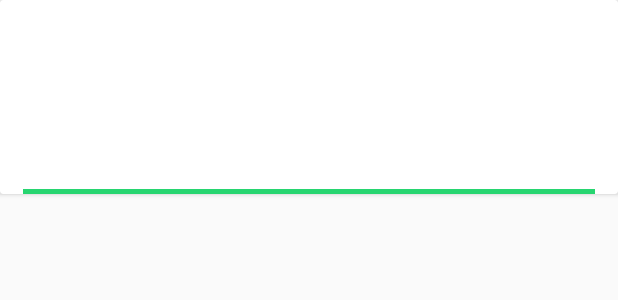
After one commit to AIR-FOI-HR/AIR1923, an Android app: the layout list_item_upiti_profil_korisnika.xml on its own in the app's theme, with its tools: preview values and no code run, on a phone screen of 412 x 824 dp. The commit adds this screen. Shown: the top 300 px of the screen. Run offline under Robolectric (Android 15) with nearby library versions, the phone set to English and light mode, and no system bars.

Commit message:
Na korisničkom računu korisnika implementiran je popis svih upita koje je korisnik postavio s nazivom, datumom i opisom posla.

```diff
--- a/mGradnja/app/src/main/java/com/mgradnja/EditProfilKorisnikActivity.java
+++ b/mGradnja/app/src/main/java/com/mgradnja/EditProfilKorisnikActivity.java
@@ -93,9 +93,10 @@ public class EditProfilKorisnikActivity extends AppCompatActivity {
                 txtTelefonEditKorisnik.setText(rs.getString("Telefon"));
                 txtLozinkaEditKorisnik.setText(rs.getString("Lozinka"));
                 txtPlozinkaEditKorisnik.setText(rs.getString("Lozinka"));
-                imgProfilnaEditKorisnik.setImageResource(rs.getByte("Slika"));
+                //imgProfilnaEditKorisnik.setImageResource(rs.getByte("Slika"));
 
             }
+
         }
         catch (SQLException e){
             e.printStackTrace();
@@ -125,6 +126,7 @@ public class EditProfilKorisnikActivity extends AppCompatActivity {
                     }
                     else {
                         Statement st = con.createStatement();
+
 
                         String queriEditKorisnik = "UPDATE Korisnik SET Ime = ('"+ ime +"'), Prezime  = ('"+ prezime +"'), Telefon = ('"+ telefon +"'), Mail = ('"+ mail +"'), Lozinka = ('"+ lozinka +"'), Slika = CAST(('"+ slika +"') as varBinary(Max)) WHERE ID_korisnika=('" + ID + "')";
 
@@ -191,4 +193,6 @@ public class EditProfilKorisnikActivity extends AppCompatActivity {
         }
         super.onActivityResult(requestCode, resultCode, data);
     }
+
+
 }
--- a/mGradnja/app/src/main/java/com/mgradnja/ProfilKorisnikActivity.java
+++ b/mGradnja/app/src/main/java/com/mgradnja/ProfilKorisnikActivity.java
@@ -39,6 +39,7 @@ public class ProfilKorisnikActivity extends AppCompatActivity {
         viewPagerAdapterProfilKorisnika.addFragment(new FragmentOpisProfilKorisnika(), "OPIS");
         viewPagerAdapterProfilKorisnika.addFragment(new FragmentRecenzijeProfilKorisnika(), "RECENZIJA");
         viewPagerAdapterProfilKorisnika.addFragment(new FragmentUpitiKorisnika(), "UPITI");
+
         viewPager.setAdapter(viewPagerAdapterProfilKorisnika);
 
     }
--- a/mGradnja/app/src/main/res/layout/fragment_fragment_opis_profil_korisnika.xml
+++ b/mGradnja/app/src/main/res/layout/fragment_fragment_opis_profil_korisnika.xml
@@ -60,7 +60,7 @@
         android:layout_height="35dp"
         android:layout_alignParentTop="true"
         android:layout_alignParentEnd="true"
-        android:layout_marginTop="104dp"
+        android:layout_marginTop="91dp"
         android:layout_marginEnd="28dp"
         android:text="Prezime"
         android:textColor="#000000"
--- /dev/null
+++ b/mGradnja/app/src/main/res/layout/list_item_upiti_profil_korisnika.xml
@@ -0,0 +1,62 @@
+<?xml version="1.0" encoding="utf-8"?>
+<androidx.cardview.widget.CardView xmlns:android="http://schemas.android.com/apk/res/android"
+    android:orientation="vertical"
+    android:layout_width="match_parent"
+    android:layout_height="wrap_content">
+
+        <RelativeLayout
+            android:layout_width="match_parent"
+            android:layout_height="match_parent">
+
+                <TextView
+                android:id="@+id/txtUpitNaziv"
+                android:layout_width="match_parent"
+                android:layout_height="wrap_content"
+                android:layout_gravity="center_horizontal"
+                android:layout_marginTop="10dp"
+                android:layout_marginLeft="15dp"
+                android:layout_marginRight="15dp"
+                android:textSize="18sp"
+                android:textStyle="bold"></TextView>
+
+                <TextView
+                    android:id="@+id/txtUpitDatum"
+                    android:layout_width="match_parent"
+                    android:layout_height="wrap_content"
+                    android:layout_below="@+id/txtUpitNaziv"
+                    android:layout_gravity="center_horizontal"
+                    android:layout_marginLeft="15dp"
+                    android:layout_marginTop="16dp"
+                    android:layout_marginRight="15dp"
+                    android:textSize="18sp"
+                    android:textStyle="bold"></TextView>
+
+
+                <TextView
+                    android:id="@+id/txtUpitOpis"
+                    android:layout_width="match_parent"
+                    android:layout_height="wrap_content"
+                    android:layout_below="@+id/txtUpitDatum"
+                    android:layout_gravity="center_horizontal"
+                    android:layout_marginLeft="15dp"
+                    android:layout_marginTop="16dp"
+                    android:layout_marginRight="15dp"
+                    android:textSize="18sp"
+                    android:textStyle="bold"></TextView>
+
+                <ImageView
+                    android:id="@+id/imageView11"
+                    android:layout_width="match_parent"
+                    android:layout_height="3dp"
+                    android:layout_below="@+id/txtUpitOpis"
+                    android:layout_gravity="center_horizontal"
+                    android:layout_marginLeft="15dp"
+                    android:layout_marginTop="10dp"
+                    android:layout_marginRight="15dp"
+                    android:src="@color/colorAccent" />
+
+
+        </RelativeLayout>
+
+
+</androidx.cardview.widget.CardView>
```
Also changed, not shown: mGradnja/app/src/main/java/com/mgradnja/FragmentUpitiKorisnika.java (+81 -7 lines), mGradnja/app/src/main/java/com/mgradnja/ItemUpitiProfilKorisnika.java (added, +29 -0 lines), mGradnja/app/src/main/java/com/mgradnja/UpitiAdapterProfilKorisnika.java (added, +59 -0 lines), mGradnja/app/src/main/res/layout/fragment_fragment_upiti_korisnika.xml (+6 -7 lines), 71 other files.
